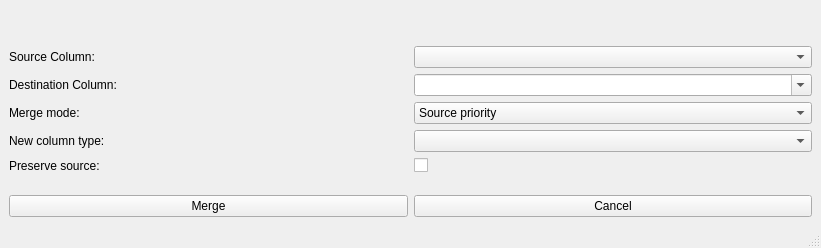
First picture: the form in mvts_analyzer/ui/raw/merge_column_window.ui, repository Woutah/MVTS-Analyzer, before the edit.
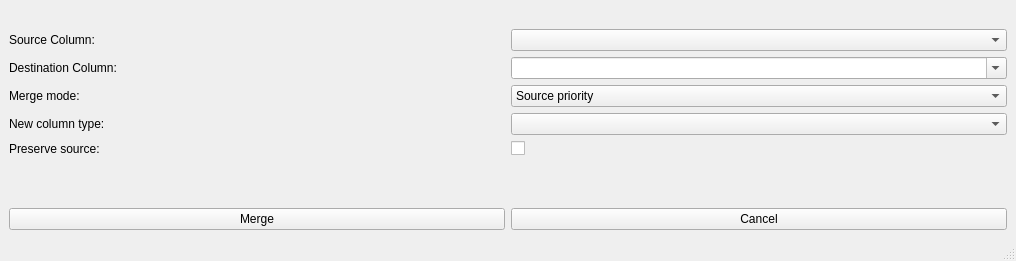
Second picture: the form after the edit.

Commit message: Backup UI files before move to .svg files

```diff
--- a/mvts_analyzer/ui/raw/merge_column_window.ui
+++ b/mvts_analyzer/ui/raw/merge_column_window.ui
@@ -6,8 +6,8 @@
    <rect>
     <x>0</x>
     <y>0</y>
-    <width>821</width>
-    <height>248</height>
+    <width>1016</width>
+    <height>261</height>
    </rect>
   </property>
   <property name="windowTitle">
@@ -29,22 +29,6 @@
       <property name="sizeConstraint">
        <enum>QLayout::SetMinimumSize</enum>
       </property>
-      <item>
-       <spacer name="verticalSpacer_2">
-        <property name="orientation">
-         <enum>Qt::Vertical</enum>
-        </property>
-        <property name="sizeType">
-         <enum>QSizePolicy::MinimumExpanding</enum>
-        </property>
-        <property name="sizeHint" stdset="0">
-         <size>
-          <width>20</width>
-          <height>0</height>
-         </size>
-        </property>
-       </spacer>
-      </item>
       <item>
        <widget class="QLabel" name="returnMsgLabel">
         <property name="enabled">
```
Left out of the diff: 4 changed lines with no effect on the pictures. The commit also changes 3 other files.
